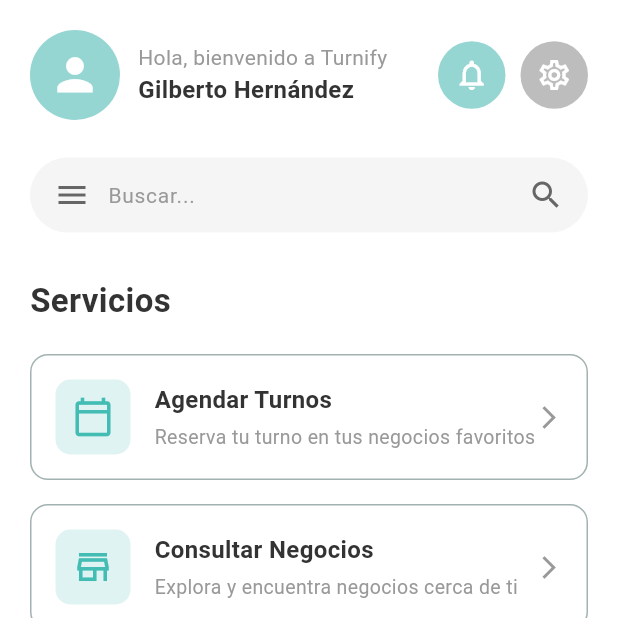
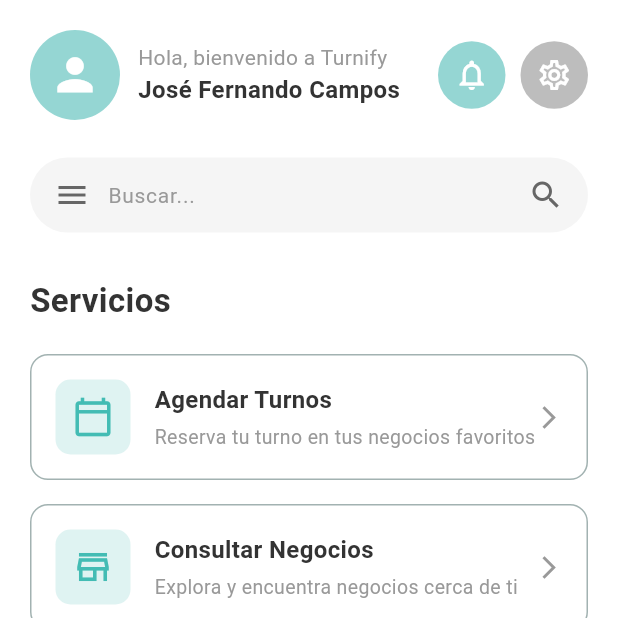
Before and after one commit to Kevin-Ballesteros/Turnify_app, a Flutter app: the DashboardCliente screen opened directly, on a phone screen of 412 x 824 dp, the top half of it. Run offline on Flutter 3.47's test engine with Material 3 defaults, Android fonts, the phone set to English and light mode, and no system bars.

Commit message:
Se cambio el nombre del dashboard del usuario, ya que no se visualizaba como deberia, ya que no tenia relacion con el nombre de usuario cliente

```diff
--- a/lib/screens/cliente/pantalla_dashboard_cliente.dart
+++ b/lib/screens/cliente/pantalla_dashboard_cliente.dart
@@ -243,7 +243,7 @@ class _DashboardContent extends StatelessWidget {
                         ),
                       ),
                       Text(
-                        'Gilberto Hernández',
+                        'José Fernando Campos',
                         style: TextStyle(
                           color: TurnifyColors.black,
                           fontSize: 16,
```
